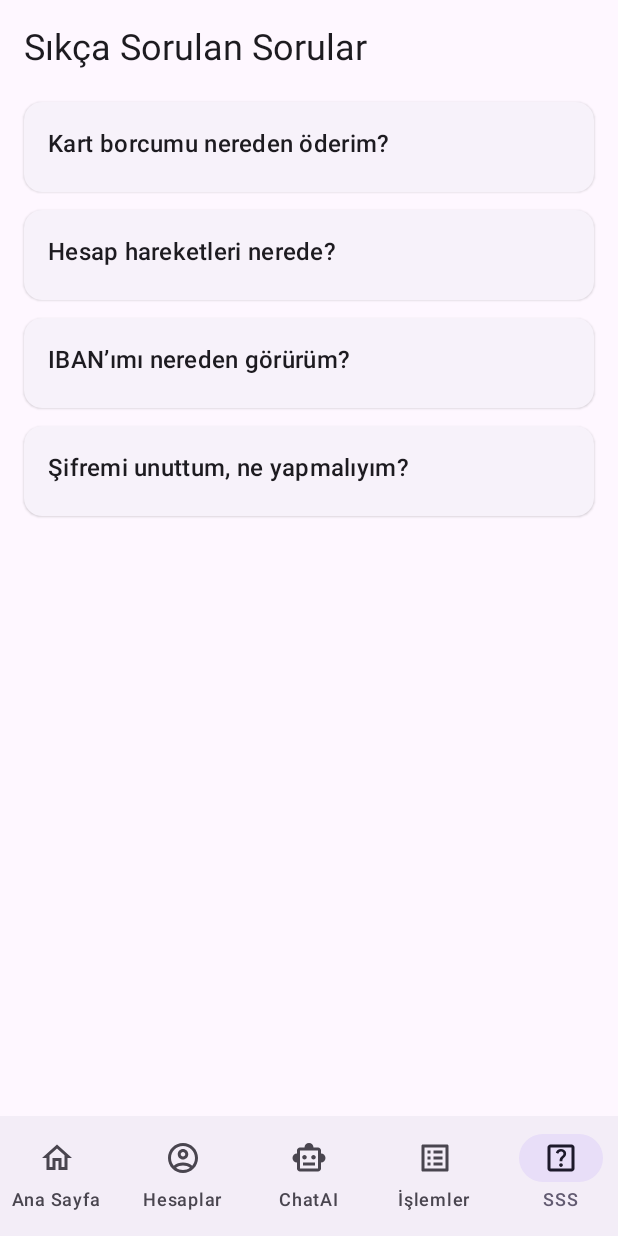
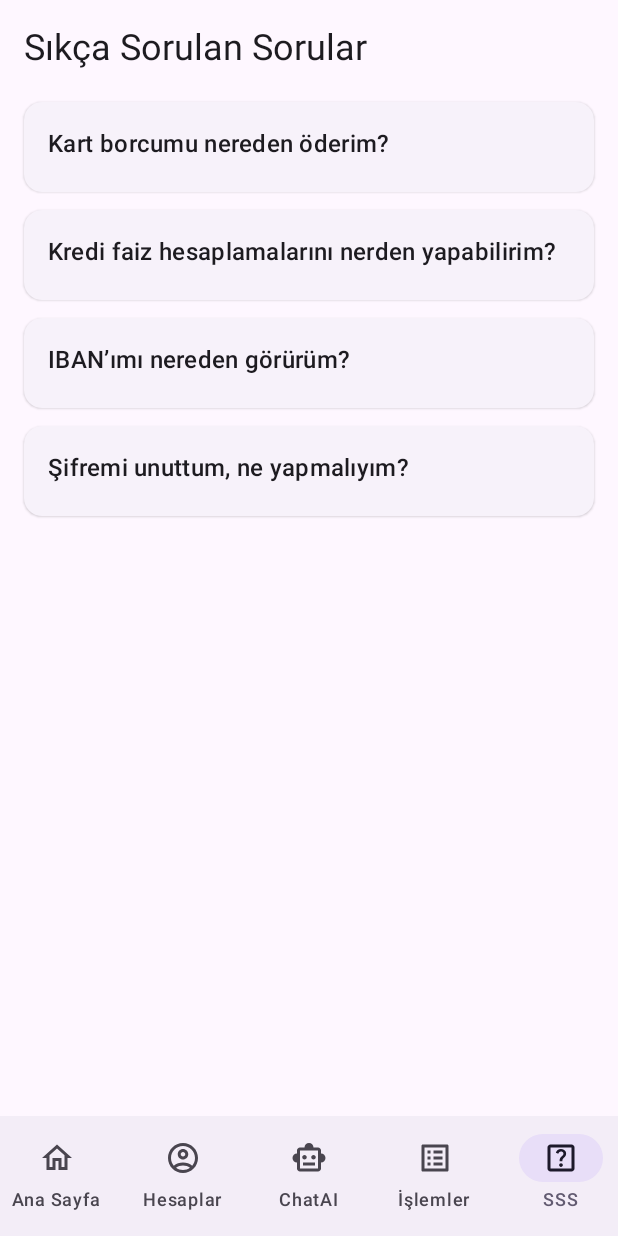
Before and after one commit to malikr01/InterChatAPP, an Android app built with Jetpack Compose: the FaqScreen screen opened through its navigation route, on a phone screen of 412 x 824 dp. Run offline under Robolectric (Android 15) with nearby library versions, the phone set to English and light mode, and no system bars.

Commit message:
sss düzeltildi +1

```diff
--- a/app/src/main/java/com/example/interchat/ui/screens/FaqScreen.kt
+++ b/app/src/main/java/com/example/interchat/ui/screens/FaqScreen.kt
@@ -13,7 +13,7 @@ data class FaqItem(val question: String, val answer: String)
 
 private val faqList = listOf(
     FaqItem("Kart borcumu nereden öderim?", "İşlemler > Fatura Öde menüsünden."),
-    FaqItem("Hesap hareketleri nerede?", "Kişisel Bilgi > Hesap Hareketleri ekranında."),
+    FaqItem("Kredi faiz hesaplamalarını nerden yapabilirim?", " İşlemler > Hesaplamalar > Faiz hesaplamaları menüsünden."),
     FaqItem("IBAN’ımı nereden görürüm?", "Hesaplar > Hesap Detayı ekranında IBAN yer alır."),
     FaqItem("Şifremi unuttum, ne yapmalıyım?", "Giriş ekranındaki ‘Şifremi Unuttum’ bağlantısından yeni şifre oluşturabilirsin.")
 )
```
